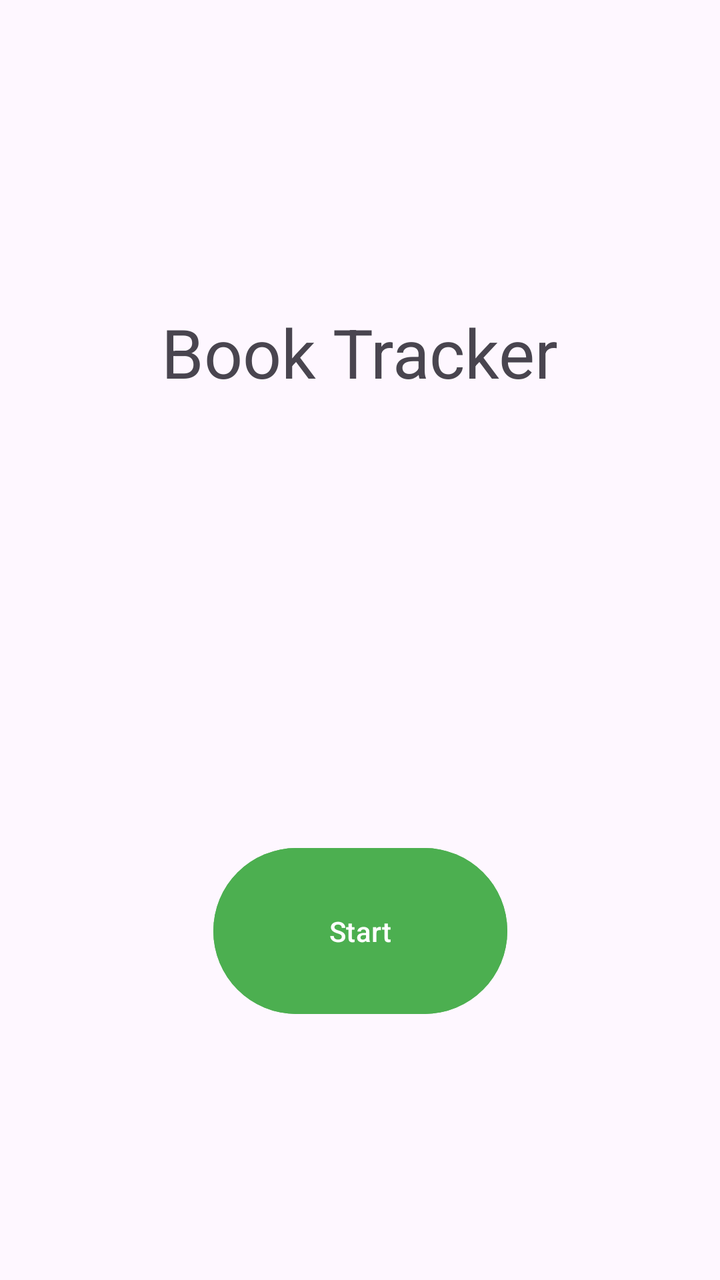
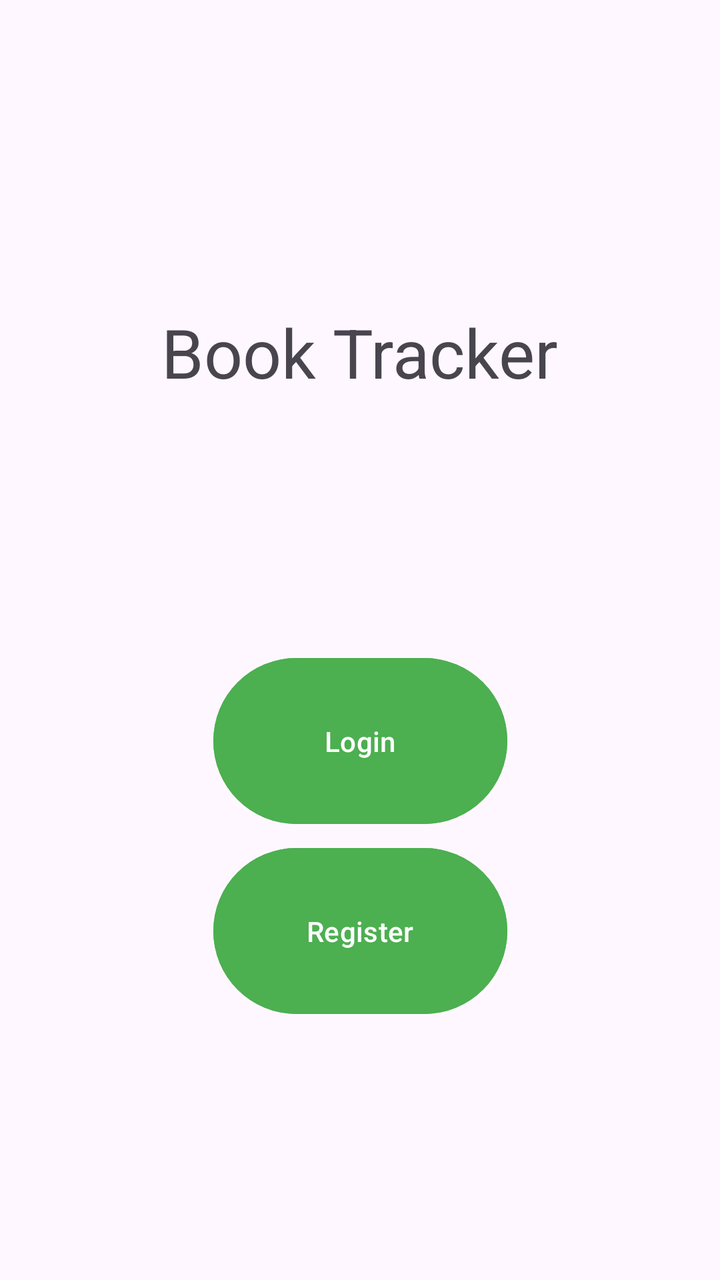

Before-and-after screenshots of an Android layout around one commit, followed by the original layout XML and the change that was made.
<!-- AndroidManifest.xml: application theme Theme.D424BookTracker -->
<!-- res/layout/activity_main.xml -->
<?xml version="1.0" encoding="utf-8"?>
<androidx.constraintlayout.widget.ConstraintLayout xmlns:android="http://schemas.android.com/apk/res/android"
    xmlns:app="http://schemas.android.com/apk/res-auto"
    xmlns:tools="http://schemas.android.com/tools"
    android:id="@+id/main"
    android:layout_width="match_parent"
    android:layout_height="match_parent"
    tools:context=".UI.MainActivity">

    <TextView
        android:layout_width="wrap_content"
        android:layout_height="wrap_content"
        android:text="Book Tracker"
        android:textSize="34sp"
        app:layout_constraintBottom_toBottomOf="parent"
        app:layout_constraintEnd_toEndOf="parent"
        app:layout_constraintHorizontal_bias="0.5"
        app:layout_constraintStart_toStartOf="parent"
        app:layout_constraintTop_toTopOf="parent"
        app:layout_constraintVertical_bias="0.258" />

    <Button
        android:id="@+id/button"
        android:layout_width="147dp"
        android:layout_height="91dp"
        android:layout_marginBottom="129dp"
        android:backgroundTint="#4CAF50"
        android:text="Start"
        app:layout_constraintBottom_toBottomOf="parent"
        app:layout_constraintEnd_toEndOf="parent"
        app:layout_constraintHorizontal_bias="0.5"
        app:layout_constraintStart_toStartOf="parent" />

</androidx.constraintlayout.widget.ConstraintLayout>
<!-- resources referenced by this layout -->
<resources>
  <style name="Theme.D424BookTracker" parent="Base.Theme.D308Planner" />
  <style name="Base.Theme.D308Planner" parent="Theme.Material3.DayNight">
          
          
      </style>
</resources>

<!-- the commit's change to res/layout/activity_main.xml (unified diff, before → after) -->
@@ -25,10 +25,21 @@
         android:layout_height="91dp"
         android:layout_marginBottom="129dp"
         android:backgroundTint="#4CAF50"
-        android:text="Start"
+        android:text="Register"
         app:layout_constraintBottom_toBottomOf="parent"
         app:layout_constraintEnd_toEndOf="parent"
         app:layout_constraintHorizontal_bias="0.5"
         app:layout_constraintStart_toStartOf="parent" />
 
+    <Button
+        android:id="@+id/login"
+        android:layout_width="147dp"
+        android:layout_height="91dp"
+        android:layout_marginBottom="224dp"
+        android:backgroundTint="#4CAF50"
+        android:text="Login"
+        app:layout_constraintBottom_toBottomOf="parent"
+        app:layout_constraintEnd_toEndOf="parent"
+        app:layout_constraintStart_toStartOf="parent" />
+
 </androidx.constraintlayout.widget.ConstraintLayout>
